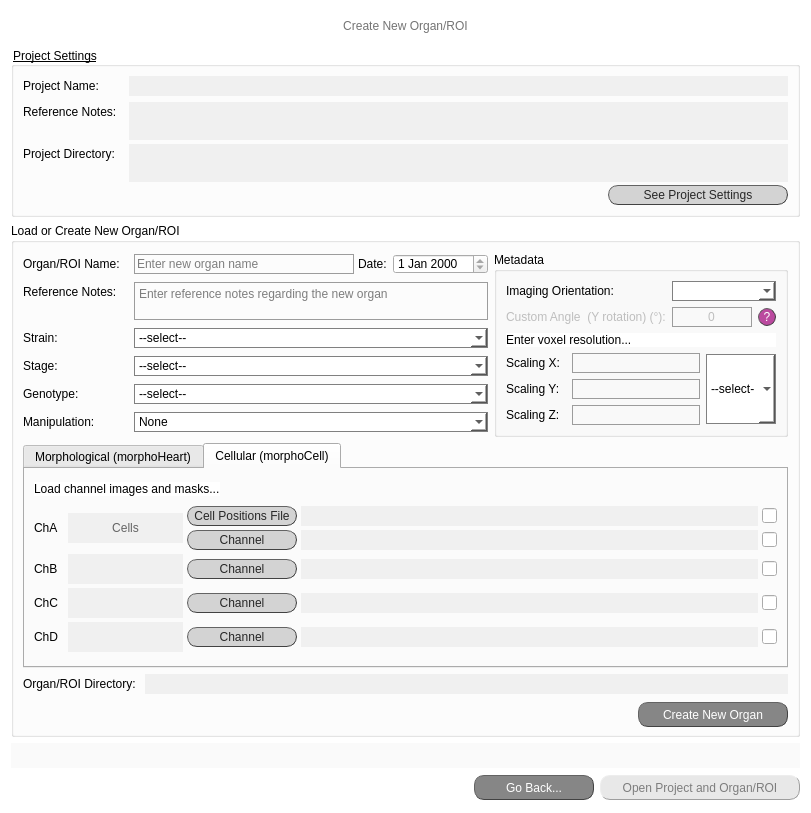
This is src/gui/ui/create_organ_screen.ui in jsanchez679/morphoHeart_rev as Qt 5 draws it before an edit. The edited form follows.
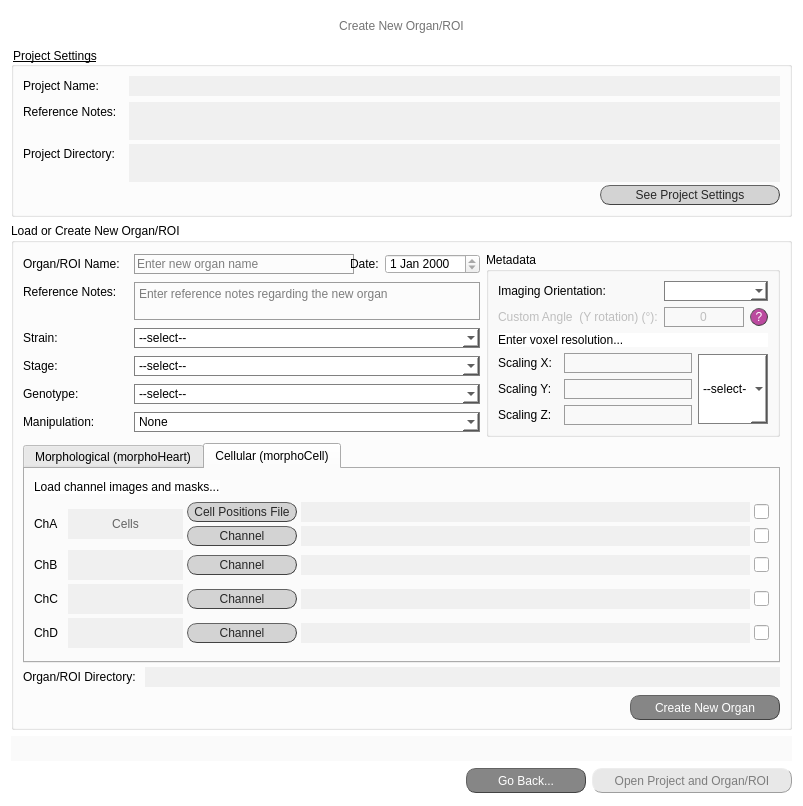
This is the edited form.

```diff
--- a/src/gui/ui/create_organ_screen.ui
+++ b/src/gui/ui/create_organ_screen.ui
@@ -6,8 +6,8 @@
    <rect>
     <x>0</x>
     <y>0</y>
-    <width>811</width>
-    <height>813</height>
+    <width>803</width>
+    <height>806</height>
    </rect>
   </property>
   <property name="minimumSize">
```
